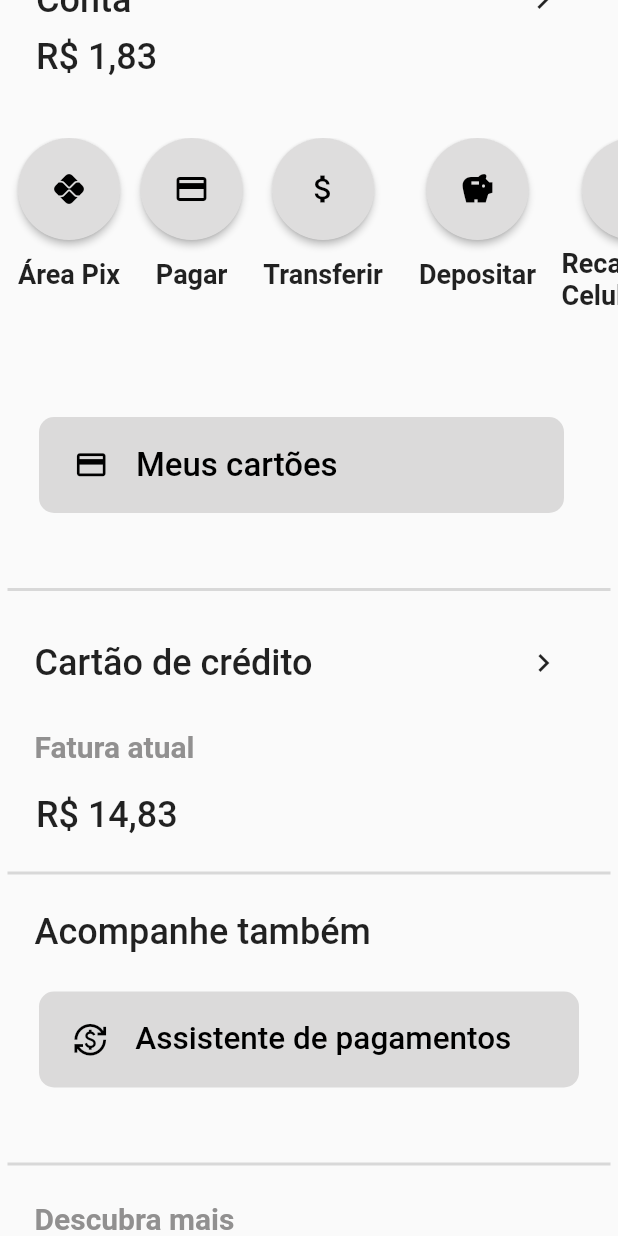
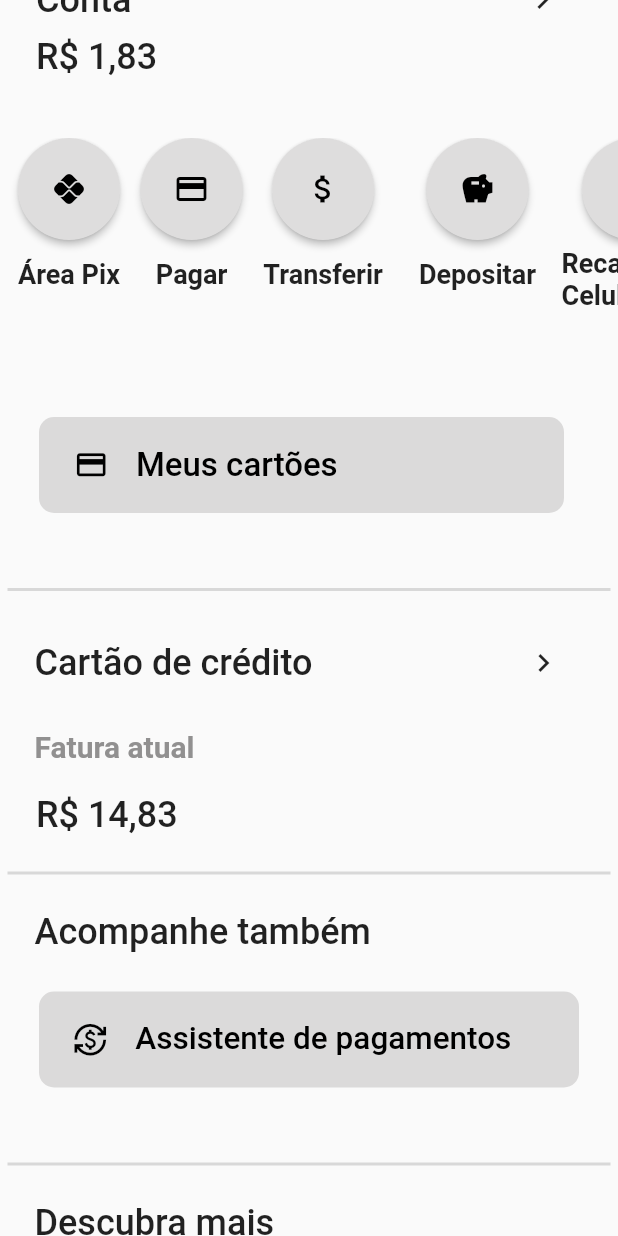
Before and after one commit to bath0ry/nubank_clone, a Flutter app: the screen it shows after launch, scrolled down 190 dp, on a phone screen of 412 x 824 dp. Run offline on Flutter 3.47's test engine with Material 2 defaults, Android fonts, the phone set to English and light mode, and no system bars.

Commit message:
add more widget to home

```diff
--- a/lib/home/page/view/home_page.dart
+++ b/lib/home/page/view/home_page.dart
@@ -193,15 +193,15 @@ class HomePage extends StatelessWidget {
               ),
               Padding(
                 padding: const EdgeInsets.only(left: 23),
-                child: Row(
-                  children: [
-                    Text('Descubra mais',
-                        style: TextStyle(
-                            fontSize: 20,
-                            fontWeight: FontWeight.w600,
-                            color: Color.fromARGB(255, 145, 144, 144))),
-                  ],
-                ),
+                child: Row(children: [
+                  Text(
+                    'Descubra mais',
+                    style: TextStyle(fontSize: 24, fontWeight: FontWeight.w500),
+                  ),
+                  SizedBox(
+                    width: 130,
+                  ),
+                ]),
               ),
             ],
           ),
```
